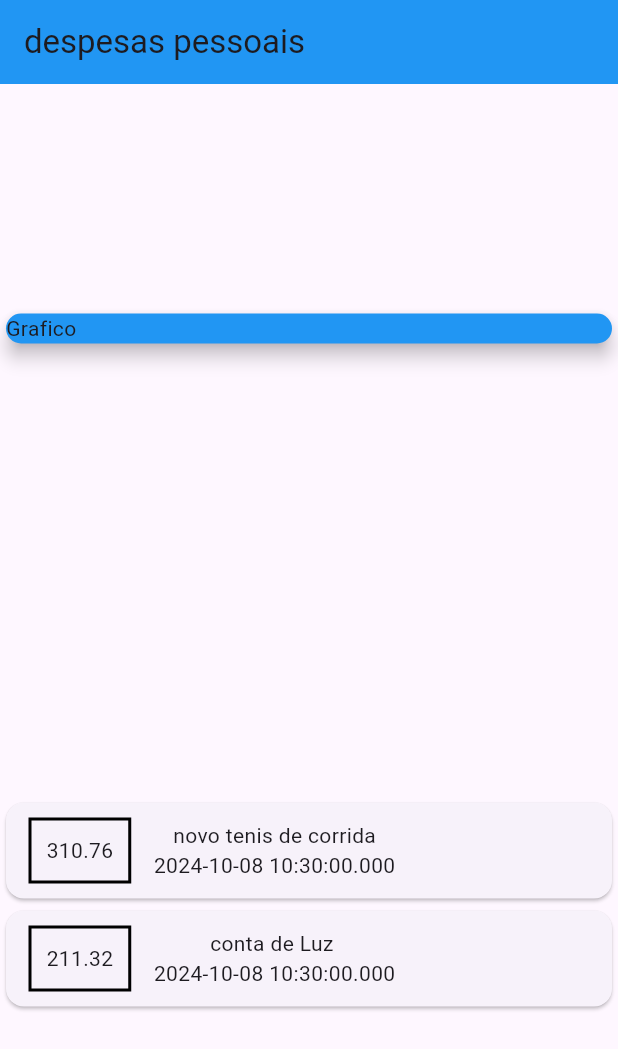
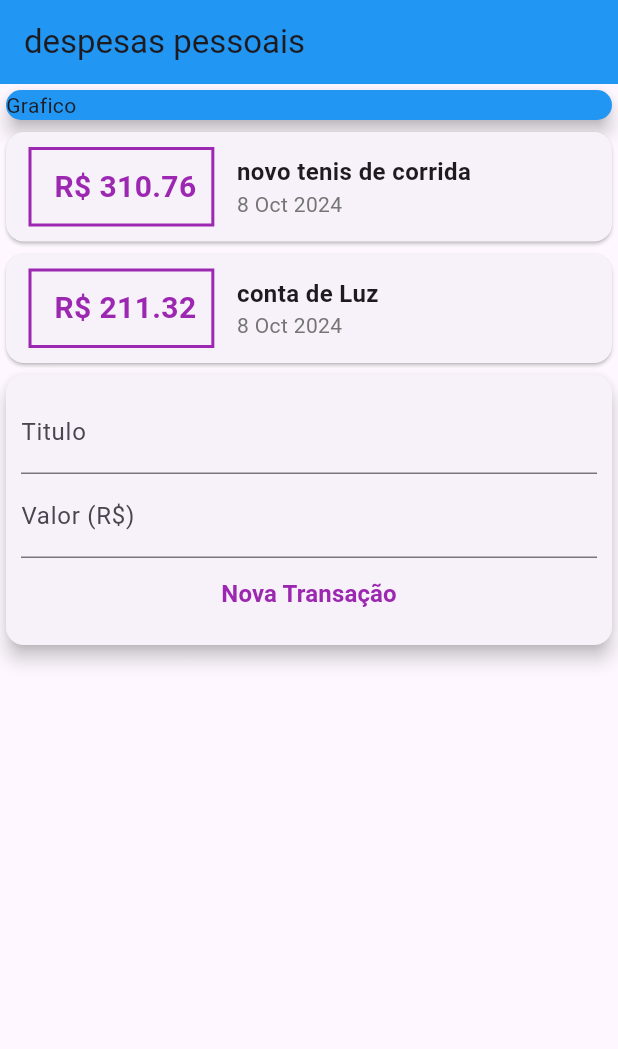
Before and after one commit to FelipeZanini12/despesas_pessoal, a Flutter app: the screen it shows after launch, on a phone screen of 412 x 824 dp. Shown: the top 1049 px of the screen. Run offline on Flutter 3.47's test engine with Material 3 defaults, Android fonts, the phone set to English and light mode, and no system bars.

Commit message:
adicionado os campo de text na tela com o Buton de Adicionar

```diff
--- a/lib/main.dart
+++ b/lib/main.dart
@@ -1,15 +1,19 @@
 import 'package:despesas_pessoal/models/transa%C3%A7%C3%A3o.dart';
 import 'package:flutter/material.dart';
 import 'package:despesas_pessoal/models/transação.dart';
+import 'package:intl/intl.dart';
 
 void main() => runApp(ExpensesApp());
+
 
 class ExpensesApp extends StatelessWidget {
   const ExpensesApp({super.key});
 
   @override
   Widget build(BuildContext context) {
-    return MaterialApp(home: MyHomePage());
+
+    return MaterialApp(home: MyHomePage(
+    ));
   }
 }
 
@@ -44,7 +48,7 @@
         title: Text("despesas pessoais"),
       ),
       body: Column(
-        mainAxisAlignment: MainAxisAlignment.spaceAround,
+
         crossAxisAlignment: CrossAxisAlignment.stretch,
         children: [
           Container(
@@ -67,19 +71,35 @@
                       ),
                       decoration: BoxDecoration(
                         border: Border.all(
-                          color: Colors.black,
+                          color: Colors.purple,
                           width: 2,
                         )
                       ),
                       padding: EdgeInsets.all(10),
                       child: Text(
-                        tr.value.toString()
+                        ' R\$ ${tr.value.toStringAsFixed(2)}',
+                        style: TextStyle(
+                          fontWeight: FontWeight.bold,
+                          fontSize: 20,
+                          color: Colors.purple,
+                        ),
                       ),
                     ),
                     Column(
+                     crossAxisAlignment: CrossAxisAlignment.start,
                       children: [
-                        Text(tr.title),
-                        Text(tr.date.toString()),
+                        Text(tr.title,
+                        style: TextStyle(
+                          fontSize: 16,
+                          fontWeight: FontWeight.bold,
+                        ),
+                        ),
+                        Text(
+                          DateFormat('d MMM y').format(tr.date),
+                        style: TextStyle(
+                          color: Colors.grey[600],
+                        ),
+                        ),
                       ],
                     )
                   ],
@@ -87,6 +107,48 @@
               );
             }).toList(),
           ),
+          SingleChildScrollView(
+            child: Card(
+            elevation: 5,
+
+            child :Container(
+
+              margin:EdgeInsets.all(10),
+            child: Column(
+              children: [
+                TextField(
+                  decoration: InputDecoration(
+                    labelText: 'Titulo',
+                  ),
+                ),
+                TextField(
+                  decoration: InputDecoration(
+                    labelText: 'Valor (R\$)',
+                  ),
+                ),
+
+                Row(
+                  mainAxisAlignment: MainAxisAlignment.center,
+                  children: [
+                    TextButton(onPressed: (){},
+                        child: Text('Nova Transação',
+                        style: TextStyle(
+                          fontSize: 16,
+                          fontWeight: FontWeight.bold,
+                          color: Colors.purple
+
+                        ),
+                        )
+                    )
+                  ],
+                )
+
+              ],
+            ),
+            ),
+            ),
+          ),
+
         ],
       ),
     );
--- a/pubspec.yaml
+++ b/pubspec.yaml
@@ -30,6 +30,7 @@
 dependencies:
   flutter:
     sdk: flutter
+  intl: ^0.19.0
 
 
   # The following adds the Cupertino Icons font to your application.
```
Also changed, not shown: pubspec.lock.
